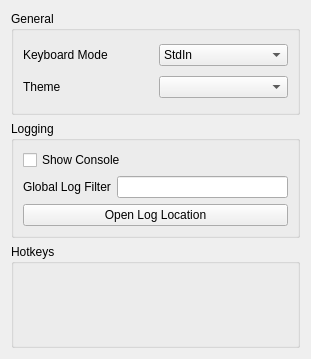
Above: src/citra_qt/configuration/configure_general.ui from grimtnt/citra before the change. Below: the same form after it.
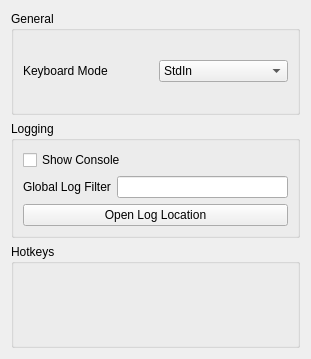
That is the form after the change. Custom widgets are drawn as their Qt base class.

```diff
--- a/src/citra_qt/configuration/configure_general.ui
+++ b/src/citra_qt/configuration/configure_general.ui
@@ -49,20 +49,6 @@
             </item>
            </layout>
           </item>
-          <item>
-           <layout class="QHBoxLayout" name="layout_theme">
-            <item>
-             <widget class="QLabel" name="theme_label">
-              <property name="text">
-               <string>Theme</string>
-              </property>
-             </widget>
-            </item>
-            <item>
-             <widget class="QComboBox" name="theme_combobox"/>
-            </item>
-           </layout>
-          </item>
          </layout>
         </item>
        </layout>
```
